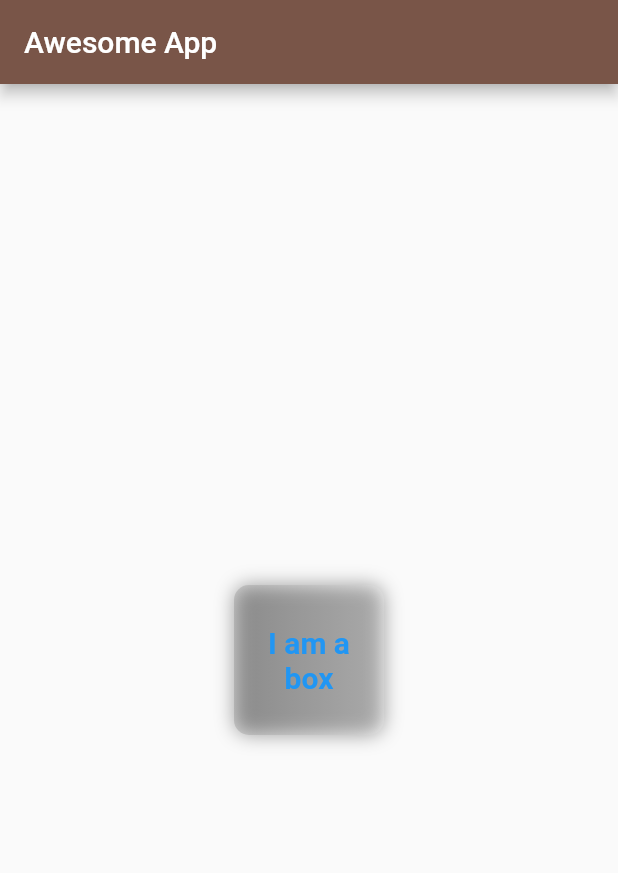
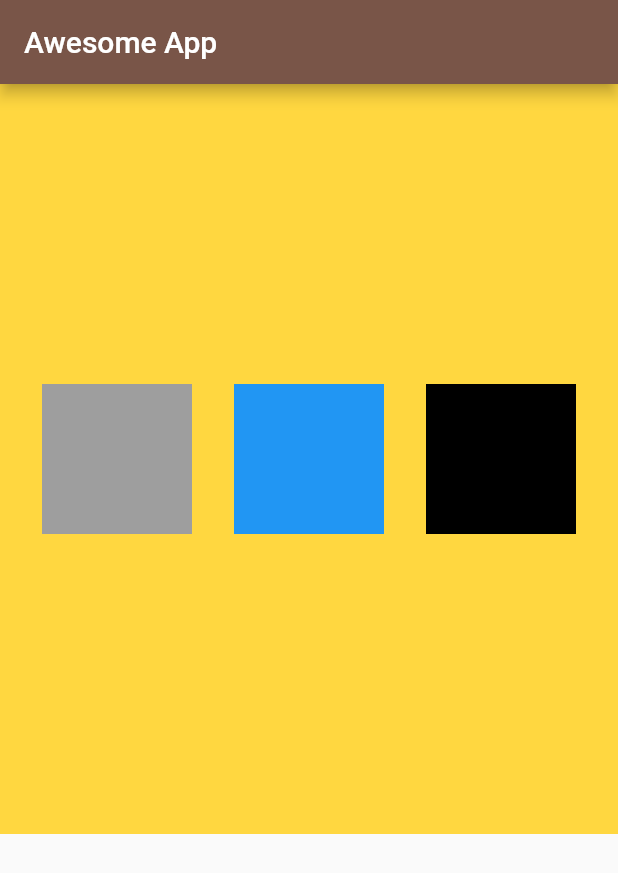
Before and after one commit to ochipaul11/demo_app2, a Flutter app: the screen it shows after launch, on a phone screen of 412 x 824 dp. Shown: the top 873 px of the screen. Run offline on Flutter 3.47's test engine with Material 2 defaults, Android fonts, the phone set to English and light mode, and no system bars.

Commit message:
Chapter three

```diff
--- a/lib/main.dart
+++ b/lib/main.dart
@@ -16,25 +16,36 @@ class HomePage extends StatelessWidget {
       appBar: AppBar(
         title: Text("Awesome App"),
       ),
-      body: Center(
-        child: Container(
-          padding: const EdgeInsets.all(8.0),
-          width: 100,
-          height: 100,
-          clipBehavior: Clip.antiAlias,
-          decoration: BoxDecoration(
-              color: Colors.black12,
-              borderRadius: BorderRadius.circular(10),
-              gradient: LinearGradient(colors: [Colors.black, Colors.white]),
-              boxShadow: [BoxShadow(color: Colors.grey, blurRadius: 10)]),
-          alignment: Alignment.center,
-          child: Text('I am a box',
-              textAlign: TextAlign.center,
-              style: TextStyle(
-                  fontSize: 20,
-                  color: Colors.blue,
-                  fontWeight: FontWeight.bold)),
-        ),
+      body: Container(
+        color: Colors.amberAccent,
+        height: 500,
+        child: Row(
+          mainAxisAlignment: MainAxisAlignment.spaceEvenly,
+          crossAxisAlignment: CrossAxisAlignment.center,
+          children: [
+            Container(
+              padding: const EdgeInsets.all(8.0),
+              width: 100,
+              height: 100,
+              color: Colors.grey,
+
+            ),
+            Container(
+              padding: const EdgeInsets.all(8.0),
+              width: 100,
+              height: 100,
+              color: Colors.blue,
+
+            ),
+            Container(
+              padding: const EdgeInsets.all(8.0),
+              width: 100,
+              height: 100,
+              color: Colors.black,
+
+            ),
+          ],
+        )
       ),
     );
   }
```
